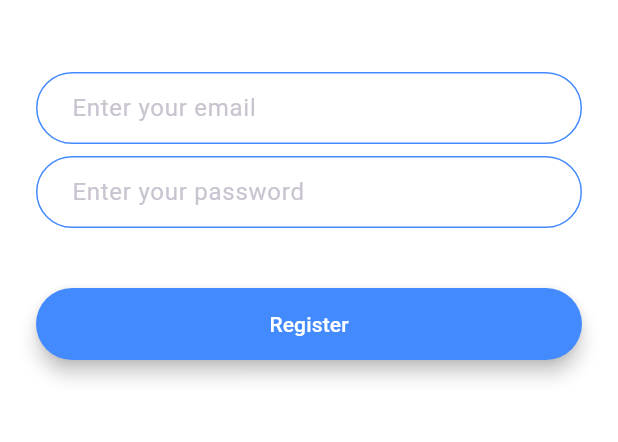
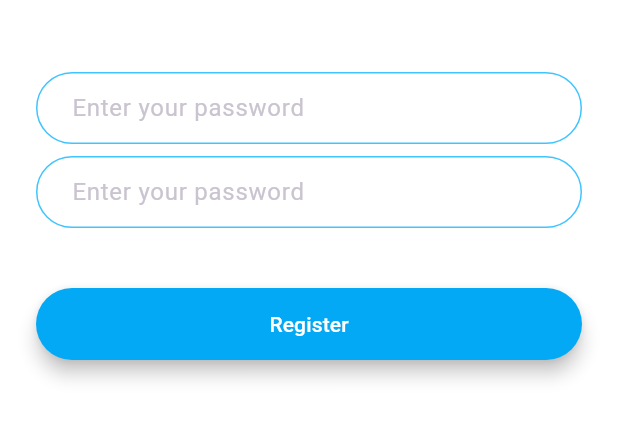
Before and after one commit to mukwambo/chatsy, a Flutter app: the screen it shows after launch, after a tap on "Register", on a phone screen of 412 x 824 dp, the part 576-1018 px from its top. Run offline on Flutter 3.47's test engine with Material 3 defaults, Android fonts, the phone set to English and light mode, and no system bars; our stand-ins replace animated_text_kit.

Commit message:
Factorized the code to ook more neater by creating a components file to host the button components

```diff
--- /dev/null
+++ b/lib/components/rounded_button.dart
@@ -0,0 +1,31 @@
+import 'package:flutter/material.dart';
+
+class RoundedButton extends StatelessWidget {
+  final String buttonText;
+  final Color buttonColor;
+  final void Function() onPressed;
+  const RoundedButton({
+    required this.buttonText,
+    required this.buttonColor,
+    required this.onPressed,
+    super.key,
+  });
+
+  @override
+  Widget build(BuildContext context) {
+    return Padding(
+      padding: const EdgeInsets.symmetric(vertical: 16.0),
+      child: Material(
+        color: buttonColor,
+        borderRadius: BorderRadius.circular(30.0),
+        elevation: 5.0,
+        child: MaterialButton(
+          onPressed: onPressed,
+          minWidth: 200.0,
+          height: 42.0,
+          child: Text(buttonText),
+        ),
+      ),
+    );
+  }
+}
--- a/lib/constants.dart
+++ b/lib/constants.dart
@@ -17,3 +17,22 @@ const kMessageContainerDecoration = BoxDecoration(
     top: BorderSide(color: Colors.lightBlueAccent, width: 2.0),
   ),
 );
+
+const String kEmailHintText = 'Enter your email';
+const String kPasswordHintText = 'Enter your password';
+
+const kTextFieldDecoration = InputDecoration(
+  hintText: kPasswordHintText,
+  contentPadding: EdgeInsets.symmetric(vertical: 10.0, horizontal: 20.0),
+  border: OutlineInputBorder(
+    borderRadius: BorderRadius.all(Radius.circular(32.0)),
+  ),
+  enabledBorder: OutlineInputBorder(
+    borderSide: BorderSide(color: Colors.lightBlueAccent, width: 1.0),
+    borderRadius: BorderRadius.all(Radius.circular(32.0)),
+  ),
+  focusedBorder: OutlineInputBorder(
+    borderSide: BorderSide(color: Colors.lightBlueAccent, width: 2.0),
+    borderRadius: BorderRadius.all(Radius.circular(32.0)),
+  ),
+);
--- a/lib/screens/login_screen.dart
+++ b/lib/screens/login_screen.dart
@@ -1,4 +1,6 @@
+import 'package:chatsy/constants.dart';
 import 'package:flutter/material.dart';
+import 'package:chatsy/components/rounded_button.dart';
 
 class LoginScreen extends StatefulWidget {
   static const String route = 'loginScreen';
@@ -21,7 +23,7 @@ class _LoginScreenState extends State<LoginScreen> {
           children: <Widget>[
             Hero(
               tag: 'logo',
-              child: Container(
+              child: SizedBox(
                 height: 200.0,
                 child: Image.asset('assets/images/logo.png'),
               ),
@@ -33,24 +35,7 @@ class _LoginScreenState extends State<LoginScreen> {
               onChanged: (value) {
                 //Do something with the user input.
               },
-              decoration: const InputDecoration(
-                hintText: 'Enter your email',
-                contentPadding:
-                    EdgeInsets.symmetric(vertical: 10.0, horizontal: 20.0),
-                border: OutlineInputBorder(
-                  borderRadius: BorderRadius.all(Radius.circular(32.0)),
-                ),
-                enabledBorder: OutlineInputBorder(
-                  borderSide:
-                      BorderSide(color: Colors.lightBlueAccent, width: 1.0),
-                  borderRadius: BorderRadius.all(Radius.circular(32.0)),
-                ),
-                focusedBorder: OutlineInputBorder(
-                  borderSide:
-                      BorderSide(color: Colors.lightBlueAccent, width: 2.0),
-                  borderRadius: BorderRadius.all(Radius.circular(32.0)),
-                ),
-              ),
+              decoration: kTextFieldDecoration,
             ),
             const SizedBox(
               height: 8.0,
@@ -59,46 +44,15 @@ class _LoginScreenState extends State<LoginScreen> {
               onChanged: (value) {
                 //Do something with the user input.
               },
-              decoration: const InputDecoration(
-                hintText: 'Enter your password.',
-                contentPadding:
-                    EdgeInsets.symmetric(vertical: 10.0, horizontal: 20.0),
-                border: OutlineInputBorder(
-                  borderRadius: BorderRadius.all(Radius.circular(32.0)),
-                ),
-                enabledBorder: OutlineInputBorder(
-                  borderSide:
-                      BorderSide(color: Colors.lightBlueAccent, width: 1.0),
-                  borderRadius: BorderRadius.all(Radius.circular(32.0)),
-                ),
-                focusedBorder: OutlineInputBorder(
-                  borderSide:
-                      BorderSide(color: Colors.lightBlueAccent, width: 2.0),
-                  borderRadius: BorderRadius.all(Radius.circular(32.0)),
-                ),
-              ),
+              decoration: kTextFieldDecoration,
             ),
             const SizedBox(
               height: 24.0,
             ),
-            Padding(
-              padding: const EdgeInsets.symmetric(vertical: 16.0),
-              child: Material(
-                color: Colors.lightBlueAccent,
-                borderRadius: const BorderRadius.all(Radius.circular(30.0)),
-                elevation: 5.0,
-                child: MaterialButton(
-                  onPressed: () {
-                    //Implement login functionality.
-                  },
-                  minWidth: 200.0,
-                  height: 42.0,
-                  child: const Text(
-                    'Log In',
-                  ),
-                ),
-              ),
-            ),
+            RoundedButton(
+                buttonText: 'Log In',
+                buttonColor: Colors.lightBlueAccent,
+                onPressed: () {})
           ],
         ),
       ),
--- a/lib/screens/registration_screen.dart
+++ b/lib/screens/registration_screen.dart
@@ -1,3 +1,5 @@
+import 'package:chatsy/components/rounded_button.dart';
+import 'package:chatsy/constants.dart';
 import 'package:flutter/material.dart';
 
 class RegistrationScreen extends StatefulWidget {
@@ -21,7 +23,7 @@ class _RegistrationScreenState extends State<RegistrationScreen> {
           children: <Widget>[
             Hero(
               tag: 'logo',
-              child: Container(
+              child: SizedBox(
                 height: 200.0,
                 child: Image.asset('assets/images/logo.png'),
               ),
@@ -33,22 +35,7 @@ class _RegistrationScreenState extends State<RegistrationScreen> {
               onChanged: (value) {
                 //Do something with the user input.
               },
-              decoration: const InputDecoration(
-                hintText: 'Enter your email',
-                contentPadding:
-                    EdgeInsets.symmetric(vertical: 10.0, horizontal: 20.0),
-                border: OutlineInputBorder(
-                  borderRadius: BorderRadius.all(Radius.circular(32.0)),
-                ),
-                enabledBorder: OutlineInputBorder(
-                  borderSide: BorderSide(color: Colors.blueAccent, width: 1.0),
-                  borderRadius: BorderRadius.all(Radius.circular(32.0)),
-                ),
-                focusedBorder: OutlineInputBorder(
-                  borderSide: BorderSide(color: Colors.blueAccent, width: 2.0),
-                  borderRadius: BorderRadius.all(Radius.circular(32.0)),
-                ),
-              ),
+              decoration: kTextFieldDecoration,
             ),
             const SizedBox(
               height: 8.0,
@@ -57,45 +44,15 @@ class _RegistrationScreenState extends State<RegistrationScreen> {
               onChanged: (value) {
                 //Do something with the user input.
               },
-              decoration: const InputDecoration(
-                hintText: 'Enter your password',
-                contentPadding:
-                    EdgeInsets.symmetric(vertical: 10.0, horizontal: 20.0),
-                border: OutlineInputBorder(
-                  borderRadius: BorderRadius.all(Radius.circular(32.0)),
-                ),
-                enabledBorder: OutlineInputBorder(
-                  borderSide: BorderSide(color: Colors.blueAccent, width: 1.0),
-                  borderRadius: BorderRadius.all(Radius.circular(32.0)),
-                ),
-                focusedBorder: OutlineInputBorder(
-                  borderSide: BorderSide(color: Colors.blueAccent, width: 2.0),
-                  borderRadius: BorderRadius.all(Radius.circular(32.0)),
-                ),
-              ),
+              decoration: kTextFieldDecoration,
             ),
             const SizedBox(
               height: 24.0,
             ),
-            Padding(
-              padding: const EdgeInsets.symmetric(vertical: 16.0),
-              child: Material(
-                color: Colors.blueAccent,
-                borderRadius: const BorderRadius.all(Radius.circular(30.0)),
-                elevation: 5.0,
-                child: MaterialButton(
-                  onPressed: () {
-                    //Implement registration functionality.
-                  },
-                  minWidth: 200.0,
-                  height: 42.0,
-                  child: const Text(
-                    'Register',
-                    style: TextStyle(color: Colors.white),
-                  ),
-                ),
-              ),
-            ),
+            RoundedButton(
+                buttonText: 'Register',
+                buttonColor: Colors.lightBlue,
+                onPressed: () {})
           ],
         ),
       ),
--- a/lib/screens/welcome_screen.dart
+++ b/lib/screens/welcome_screen.dart
@@ -1,6 +1,8 @@
 import 'package:chatsy/screens/login_screen.dart';
 import 'package:chatsy/screens/registration_screen.dart';
 import 'package:flutter/material.dart';
+import 'package:animated_text_kit/animated_text_kit.dart';
+import 'package:chatsy/components/rounded_button.dart';
 
 class WelcomeScreen extends StatefulWidget {
   // This static screen will help us prevent the app from crashing in case of any change on the string
@@ -19,13 +21,14 @@ class _WelcomeScreenState extends State<WelcomeScreen>
   late AnimationController controller;
   late Animation animation;
 
-  // Since we want our animation to be called at the initialization stage, we hav to override the initState() method.
+  // Since we want our animation to be called at the initialization stage, we have to override the initState() method.
   @override
   void initState() {
     super.initState();
     controller = AnimationController(
       duration: const Duration(seconds: 1),
       vsync: this,
+      // vsync is the TickerProvider for the current context which in this case is our _WelcomeScreenState therefore we use the reserved word 'this' since we are in the sam class as the _WelcomeScreenState.
     );
 
     // The Curved animation class helps us move our animations in an uneven order
@@ -34,9 +37,11 @@ class _WelcomeScreenState extends State<WelcomeScreen>
         curve: Curves
             .decelerate); // NB: When using the curve make sure the upperbound is NOT greater than one, else the app will crash
 
-    controller.forward();
+    controller
+        .forward(); // This tells the controller to start the animation from 0 all the way to the upperbound. Had we wanted the animation to start from the upperbound downwards, we could have used 'controller.reverse()'
 
     controller.addListener(() {
+      // The .addListener listens for change in the value as it moves through the provided value (upperBound)
       setState(() {});
     });
   }
@@ -55,61 +60,43 @@ class _WelcomeScreenState extends State<WelcomeScreen>
               children: <Widget>[
                 Hero(
                   tag: 'logo',
-                  child: Container(
+                  child: SizedBox(
                     height: animation.value * 60,
                     child: Image.asset('assets/images/logo.png'),
                   ),
                 ),
-                const Text(
-                  'Quick Chat',
+                DefaultTextStyle(
                   style: TextStyle(
-                    fontSize: 45.0,
+                    fontSize: controller.value * 45,
                     fontWeight: FontWeight.w900,
+                    color: Colors.black87,
                   ),
-                ),
+                  child: AnimatedTextKit(
+                    totalRepeatCount: 5,
+                    animatedTexts: [
+                      TypewriterAnimatedText('Quick Chat'),
+                    ],
+                  ),
+                )
               ],
             ),
             const SizedBox(
               height: 48.0,
             ),
-            Padding(
-              padding: const EdgeInsets.symmetric(vertical: 16.0),
-              child: Material(
-                elevation: 5.0,
-                color: Colors.lightBlueAccent,
-                borderRadius: BorderRadius.circular(30.0),
-                child: MaterialButton(
-                  onPressed: () {
-                    //Go to login screen.
-                    Navigator.pushNamed(context, LoginScreen.route);
-                  },
-                  minWidth: 200.0,
-                  height: 42.0,
-                  child: const Text(
-                    'Log In',
-                  ),
-                ),
-              ),
-            ),
-            Padding(
-              padding: const EdgeInsets.symmetric(vertical: 16.0),
-              child: Material(
-                color: Colors.blueAccent,
-                borderRadius: BorderRadius.circular(30.0),
-                elevation: 5.0,
-                child: MaterialButton(
-                  onPressed: () {
-                    //Go to registration screen.
-                    Navigator.pushNamed(context, RegistrationScreen.route);
-                  },
-                  minWidth: 200.0,
-                  height: 42.0,
-                  child: const Text(
-                    'Register',
-                  ),
-                ),
-              ),
-            ),
+            RoundedButton(
+                buttonText: 'Login',
+                buttonColor: Colors.lightBlueAccent,
+                onPressed: () {
+                  // Navigate to the login screen
+                  Navigator.pushNamed(context, LoginScreen.route);
+                }),
+            RoundedButton(
+                buttonText: 'Register',
+                buttonColor: Colors.blueAccent,
+                onPressed: () {
+                  // Navigate to the registration screen
+                  Navigator.pushNamed(context, RegistrationScreen.route);
+                }),
           ],
         ),
       ),
--- a/pubspec.yaml
+++ b/pubspec.yaml
@@ -35,6 +35,7 @@ dependencies:
   # The following adds the Cupertino Icons font to your application.
   # Use with the CupertinoIcons class for iOS style icons.
   cupertino_icons: ^1.0.8
+  animated_text_kit: ^4.2.2
 
 dev_dependencies:
   flutter_test:
```
Also changed, not shown: pubspec.lock.
